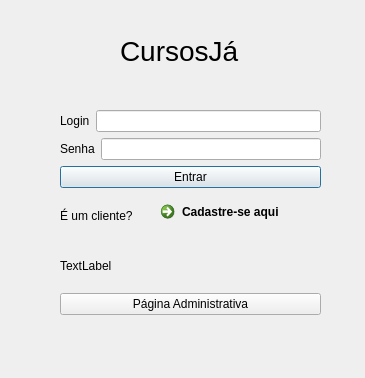
The window that views/login.ui (caffeine-free/cursos-ja) describes before a commit, drawn with Qt 5.
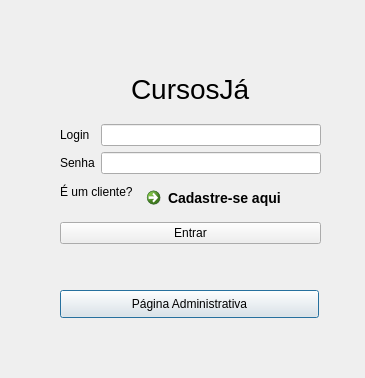
The same window after the commit.

Commit message: feat: adjust of views width and height

What changed in the file:
```diff
--- a/views/login.ui
+++ b/views/login.ui
@@ -13,64 +13,95 @@
   <property name="windowTitle">
    <string>Dialog</string>
   </property>
-  <widget class="QLabel" name="label_3">
+  <widget class="QPushButton" name="btn_admPage">
    <property name="geometry">
     <rect>
-     <x>120</x>
-     <y>30</y>
-     <width>121</width>
-     <height>41</height>
+     <x>60</x>
+     <y>290</y>
+     <width>259</width>
+     <height>28</height>
     </rect>
    </property>
-   <property name="styleSheet">
-    <string notr="true">font-size: 28px</string>
-   </property>
    <property name="text">
-    <string>CursosJá</string>
+    <string>Página Administrativa</string>
    </property>
   </widget>
   <widget class="QWidget" name="">
    <property name="geometry">
     <rect>
      <x>60</x>
-     <y>110</y>
+     <y>60</y>
      <width>261</width>
-     <height>205</height>
+     <height>184</height>
     </rect>
    </property>
    <layout class="QVBoxLayout" name="verticalLayout_2">
     <item>
-     <layout class="QVBoxLayout" name="verticalLayout_3">
-      <item>
-       <layout class="QVBoxLayout" name="verticalLayout">
-        <item>
          <layout class="QHBoxLayout" name="horizontalLayout">
           <item>
+       <spacer name="horizontalSpacer">
+        <property name="orientation">
+         <enum>Qt::Horizontal</enum>
+        </property>
+        <property name="sizeHint" stdset="0">
+         <size>
+          <width>40</width>
+          <height>20</height>
+         </size>
+        </property>
+       </spacer>
+      </item>
+      <item>
+       <widget class="QLabel" name="label_3">
+        <property name="styleSheet">
+         <string notr="true">font-size: 28px</string>
+        </property>
+        <property name="text">
+         <string>CursosJá</string>
+        </property>
+       </widget>
+      </item>
+      <item>
+       <spacer name="horizontalSpacer_2">
+        <property name="orientation">
+         <enum>Qt::Horizontal</enum>
+        </property>
+        <property name="sizeHint" stdset="0">
+         <size>
+          <width>40</width>
+          <height>20</height>
+         </size>
+        </property>
+       </spacer>
+      </item>
+     </layout>
+    </item>
+    <item>
+     <layout class="QVBoxLayout" name="verticalLayout">
+      <item>
+       <layout class="QFormLayout" name="formLayout">
+        <item row="0" column="0">
            <widget class="QLabel" name="label_4">
             <property name="text">
              <string>Login</string>
             </property>
            </widget>
           </item>
-          <item>
+        <item row="0" column="1">
            <widget class="QLineEdit" name="username">
             <property name="text">
              <string/>
             </property>
            </widget>
           </item>
-         </layout>
-        </item>
-        <item>
-         <layout class="QHBoxLayout" name="horizontalLayout_2">
-          <item>
+        <item row="1" column="0">
            <widget class="QLabel" name="label_2">
             <property name="text">
              <string>Senha</string>
             </property>
            </widget>
           </item>
-          <item>
+        <item row="1" column="1">
            <widget class="QLineEdit" name="password">
             <property name="echoMode">
              <enum>QLineEdit::Password</enum>
@@ -79,30 +110,20 @@
           </item>
          </layout>
         </item>
-       </layout>
-      </item>
       <item>
-       <widget class="QPushButton" name="pushButton">
-        <property name="text">
-         <string>Entrar</string>
-        </property>
-       </widget>
-      </item>
-     </layout>
-    </item>
-    <item>
-     <layout class="QHBoxLayout" name="horizontalLayout_5">
-      <item>
-       <layout class="QHBoxLayout" name="horizontalLayout_4">
-        <item>
+       <layout class="QFormLayout" name="formLayout_2">
+        <item row="0" column="0">
          <widget class="QLabel" name="label_6">
           <property name="text">
            <string>É um cliente?</string>
           </property>
          </widget>
         </item>
-        <item>
+        <item row="0" column="1">
          <widget class="QCommandLinkButton" name="btn_newClient">
+          <property name="styleSheet">
+           <string notr="true">font-size: 14px</string>
+          </property>
           <property name="text">
            <string>Cadastre-se aqui</string>
           </property>
@@ -110,22 +131,15 @@
         </item>
        </layout>
       </item>
+      <item>
+       <widget class="QPushButton" name="pushButton">
+        <property name="text">
+         <string>Entrar</string>
+        </property>
+       </widget>
+      </item>
      </layout>
     </item>
-    <item>
-     <widget class="QLabel" name="label">
-      <property name="text">
-       <string>TextLabel</string>
-      </property>
-     </widget>
-    </item>
-    <item>
-     <widget class="QPushButton" name="btn_admPage">
-      <property name="text">
-       <string>Página Administrativa</string>
-      </property>
-     </widget>
-    </item>
    </layout>
   </widget>
  </widget>
```
Lines whose indentation alone changed are shown as unchanged. The commit also changes 9 other files.
